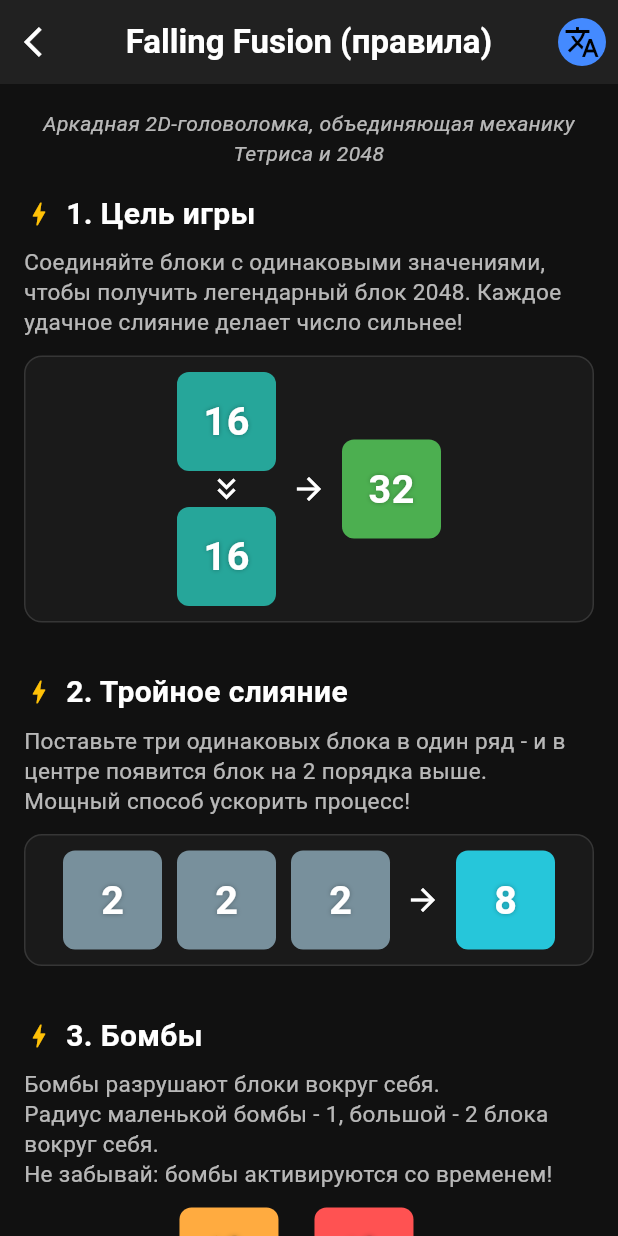
After one commit to Sokolov1111/fallingfussion, a Flutter app: the RulesScreen screen opened directly, on a phone screen of 412 x 824 dp. The commit adds this screen. Run offline on Flutter 3.47's test engine with Material 3 defaults, Android fonts, the phone set to English and light mode, and no system bars; our stand-ins replace flutter_riverpod.

Commit message:
feat: added a page with rules

```diff
--- a/lib/app.dart
+++ b/lib/app.dart
@@ -1,4 +1,3 @@
-import 'package:fallingfusion/ui/screens/game_screen.dart';
 import 'package:fallingfusion/ui/screens/main_menu_screen.dart';
 import 'package:flutter/material.dart';
 
--- /dev/null
+++ b/lib/core/constants/rules_texts.dart
@@ -0,0 +1,75 @@
+class RulesTexts {
+  final String tooltipText;
+  final String appBarTitle;
+  final String gameDescription;
+  final String section1Title;
+  final String section2Title;
+  final String section1Text;
+  final String section2Text;
+  final String section3Title;
+  final String section3Text;
+  final String bombSmallLabel;
+  final String bombLargeLabel;
+
+  const RulesTexts({
+    required this.tooltipText,
+    required this.appBarTitle,
+    required this.gameDescription,
+    required this.section1Title,
+    required this.section2Title,
+    required this.section1Text,
+    required this.section2Text,
+    required this.section3Title,
+    required this.section3Text,
+    required this.bombSmallLabel,
+    required this.bombLargeLabel,
+  });
+}
+
+const ruText = RulesTexts(
+  tooltipText: 'Русский',
+  appBarTitle: "Falling Fusion (правила)",
+  gameDescription:
+      "Аркадная 2D-головоломка, объединяющая механику Тетриса и 2048",
+  section1Title: "1. Цель игры",
+  section2Title: "2. Тройное слияние",
+  section1Text:
+      "Соединяйте блоки с одинаковыми значениями, чтобы "
+      "получить легендарный блок 2048. Каждое удачное "
+      "слияние делает число сильнее!",
+  section2Text:
+      "Поставьте три одинаковых блока в один ряд - и в центре "
+      "появится блок на 2 порядка выше.\n"
+      "Мощный способ ускорить процесс!",
+  section3Title: "3. Бомбы",
+  section3Text:
+      "Бомбы разрушают блоки вокруг себя.\nРадиус маленькой бомбы - 1, "
+      "большой - 2 блока вокруг себя.\n"
+      "Не забывай: бомбы активируются со временем!",
+  bombSmallLabel: "Малая",
+  bombLargeLabel: "Большая",
+);
+
+const enText = RulesTexts(
+  tooltipText: 'English',
+  appBarTitle: "Falling Fusion (rules)",
+  gameDescription:
+      "An arcade 2D puzzle game combining the mechanics of Tetris and 2048",
+  section1Title: "1. Objective",
+  section2Title: "2. Triple Fusion",
+  section1Text:
+      "Connect blocks with the same values to "
+      "get the legendary block 2048. Each successful "
+      "merge makes the number stronger!",
+  section2Text:
+      "Put three identical blocks in one row - and in the center "
+      "a block will appear 2 order of magnitude higher.\n"
+      "A powerful way to speed up the process!",
+  section3Title: "3. Bombs",
+  section3Text:
+      "Bombs destroy the blocks around them.\nThe radius of a small bomb is 1, "
+      "a large one has 2 blocks around it.\n"
+      "Don't forget: bombs activate over time!",
+  bombSmallLabel: "Small",
+  bombLargeLabel: "Large",
+);
--- a/lib/logic/controllers/game_controller.dart
+++ b/lib/logic/controllers/game_controller.dart
@@ -16,7 +16,6 @@ class GameController extends StateNotifier<GameState> {
 
   final int columns = 5;
   final int rows = 8;
-  //final Duration tickDuration = const Duration(milliseconds: 500);
 
   bool isFastDropping = false;
   final Duration normalTick = const Duration(milliseconds: 500);
@@ -84,6 +83,7 @@ class GameController extends StateNotifier<GameState> {
 
   void stopGame() {
     _timer?.cancel();
+    _bombCooldownTimer?.cancel();
   }
 
   void restartGame() {
--- a/lib/ui/screens/main_menu_screen.dart
+++ b/lib/ui/screens/main_menu_screen.dart
@@ -1,4 +1,5 @@
 import 'package:fallingfusion/ui/screens/game_screen.dart';
+import 'package:fallingfusion/ui/screens/rules_screen.dart';
 import 'package:flutter/material.dart';
 import 'package:flutter/services.dart';
 
@@ -123,7 +124,18 @@ class _MainMenuScreenState extends State<MainMenuScreen>
                   ),
                   const SizedBox(height: 20),
                   _MenuButton(
-                    label: "Exit",
+                    label: "Rules",
+                    color: Colors.blueAccent,
+                    onTap: () {
+                      Navigator.push(
+                        context,
+                        MaterialPageRoute(builder: (_) => const RulesScreen()),
+                      );
+                    },
+                  ),
+                  const SizedBox(height: 20),
+                  _MenuButton(
+                    label: "Leave",
                     color: Colors.redAccent,
                     onTap: _showExitDialog,
                   ),
--- /dev/null
+++ b/lib/ui/screens/rules_screen.dart
@@ -0,0 +1,225 @@
+import 'package:fallingfusion/core/constants/rules_texts.dart';
+import 'package:fallingfusion/core/enums/block_type.dart';
+import 'package:fallingfusion/data/models/block.dart';
+import 'package:fallingfusion/data/models/position.dart';
+import 'package:fallingfusion/ui/widgets/block_widget.dart';
+import 'package:flutter/material.dart';
+
+class RulesScreen extends StatefulWidget {
+  const RulesScreen({super.key});
+
+  @override
+  State<RulesScreen> createState() => _RulesScreenState();
+}
+
+class _RulesScreenState extends State<RulesScreen> {
+  bool isEnglish = false;
+
+  RulesTexts get texts => isEnglish ? enText : ruText;
+
+  @override
+  Widget build(BuildContext context) {
+    return Scaffold(
+      backgroundColor: const Color(0xFF111111),
+      appBar: AppBar(
+        backgroundColor: Colors.grey[900],
+        elevation: 0,
+        leading: IconButton(
+          onPressed: () => Navigator.pop(context),
+          icon: const Icon(Icons.arrow_back_ios, color: Colors.white),
+        ),
+        title: Text(
+          texts.appBarTitle,
+          style: TextStyle(color: Colors.white, fontWeight: FontWeight.bold),
+        ),
+        centerTitle: true,
+        actions: [
+          IconButton(
+            onPressed: () => setState(() => isEnglish = !isEnglish),
+            icon: Container(
+              padding: const EdgeInsets.all(4),
+              decoration: BoxDecoration(
+                color: Colors.blueAccent,
+                shape: BoxShape.circle,
+              ),
+              child: Icon(Icons.translate, color: Colors.black),
+            ),
+            tooltip: texts.tooltipText,
+          ),
+        ],
+      ),
+      body: SingleChildScrollView(
+        padding: const EdgeInsets.all(16),
+        child: Column(
+          crossAxisAlignment: CrossAxisAlignment.start,
+          children: [
+            Text(
+              texts.gameDescription,
+              textAlign: TextAlign.center,
+              style: TextStyle(
+                color: Colors.white70,
+                fontSize: 14,
+                fontStyle: FontStyle.italic,
+              ),
+            ),
+            const SizedBox(height: 16),
+            _section(texts.section1Title, texts.section1Text, _mergeExample()),
+            const SizedBox(height: 32),
+            _section(texts.section2Title, texts.section2Text, _tripleMergeExample()),
+            const SizedBox(height: 32),
+            _section(texts.section3Title, texts.section3Text, _bombExample()),
+            const SizedBox(height: 50),
+          ],
+        ),
+      ),
+    );
+  }
+
+  Widget _section(String title, String text, Widget example) {
+    return Column(
+      crossAxisAlignment: CrossAxisAlignment.start,
+      children: [
+        _sectionTitle(title),
+        const SizedBox(height: 8,),
+        _sectionText(text),
+        const SizedBox(height: 12,),
+        example,
+      ],
+    );
+  }
+
+  Widget _sectionTitle(String text) {
+    return Row(
+      children: [
+        const Icon(Icons.bolt, color: Colors.amber, size: 20),
+        const SizedBox(width: 8),
+        Text(
+          text,
+          style: const TextStyle(
+            color: Colors.white,
+            fontSize: 20,
+            fontWeight: FontWeight.w700,
+          ),
+        ),
+      ],
+    );
+  }
+
+  Widget _sectionText(String text) {
+    return Text(
+      text,
+      style: const TextStyle(color: Colors.white70, fontSize: 15, height: 1.35),
+    );
+  }
+
+  Widget _mergeExample() {
+    final blockA = Block(
+      value: 16,
+      type: BlockType.normal,
+      position: Position(0, 0),
+    );
+    final blockB = Block(
+      value: 16,
+      type: BlockType.normal,
+      position: Position(0, 0),
+    );
+    final result = Block(
+      value: 32,
+      type: BlockType.normal,
+      position: Position(0, 0),
+    );
+
+    return _exampleRow([
+      Column(
+        children: [
+          BlockWidget(block: blockA),
+          const Icon(
+            Icons.keyboard_double_arrow_down_sharp,
+            color: Colors.white,
+          ),
+          BlockWidget(block: blockB),
+        ],
+      ),
+      const Icon(Icons.arrow_forward, color: Colors.white),
+      BlockWidget(block: result),
+    ]);
+  }
+
+  Widget _tripleMergeExample() {
+    final b1 = Block(
+      value: 2,
+      type: BlockType.normal,
+      position: Position(0, 0),
+    );
+    final b2 = Block(
+      value: 2,
+      type: BlockType.normal,
+      position: Position(0, 0),
+    );
+    final b3 = Block(
+      value: 2,
+      type: BlockType.normal,
+      position: Position(0, 0),
+    );
+    final res = Block(
+      value: 8,
+      type: BlockType.normal,
+      position: Position(0, 0),
+    );
+
+    return _exampleRow([
+      BlockWidget(block: b1),
+      BlockWidget(block: b2),
+      BlockWidget(block: b3),
+      const Icon(Icons.arrow_forward, color: Colors.white),
+      BlockWidget(block: res),
+    ]);
+  }
+
+  Widget _bombExample() {
+    final b1 = Block(
+      value: 2,
+      type: BlockType.bombSmall,
+      position: Position(0, 0),
+    );
+    final b2 = Block(
+      value: 2,
+      type: BlockType.bombLarge,
+      position: Position(0, 0),
+    );
+    return Row(
+      mainAxisAlignment: MainAxisAlignment.center,
+      children: [
+        Text(texts.bombSmallLabel, style: TextStyle(fontWeight: FontWeight.bold),),
+        const Icon(Icons.keyboard_double_arrow_right_outlined, color: Colors.white),
+        const SizedBox(width: 4,),
+        BlockWidget(block: b1),
+        const SizedBox(width: 24),
+        BlockWidget(block: b2),
+        const SizedBox(width: 4),
+        const Icon(Icons.keyboard_double_arrow_left_outlined, color: Colors.white),
+        Text(texts.bombLargeLabel, style: TextStyle(fontWeight: FontWeight.bold),),
+      ],
+    );
+  }
+
+  Widget _exampleRow(List<Widget> widgets) {
+    return Container(
+      padding: const EdgeInsets.symmetric(vertical: 10, horizontal: 14),
+      decoration: BoxDecoration(
+        color: const Color(0xFF1A1A1A),
+        borderRadius: BorderRadius.circular(12),
+        border: Border.all(color: Colors.white12),
+      ),
+      child: Row(
+        mainAxisAlignment: MainAxisAlignment.center,
+        children: [
+          for (int i = 0; i < widgets.length; i++) ...[
+            widgets[i],
+            if (i != widgets.length - 1) const SizedBox(width: 10),
+          ],
+        ],
+      ),
+    );
+  }
+}
```
